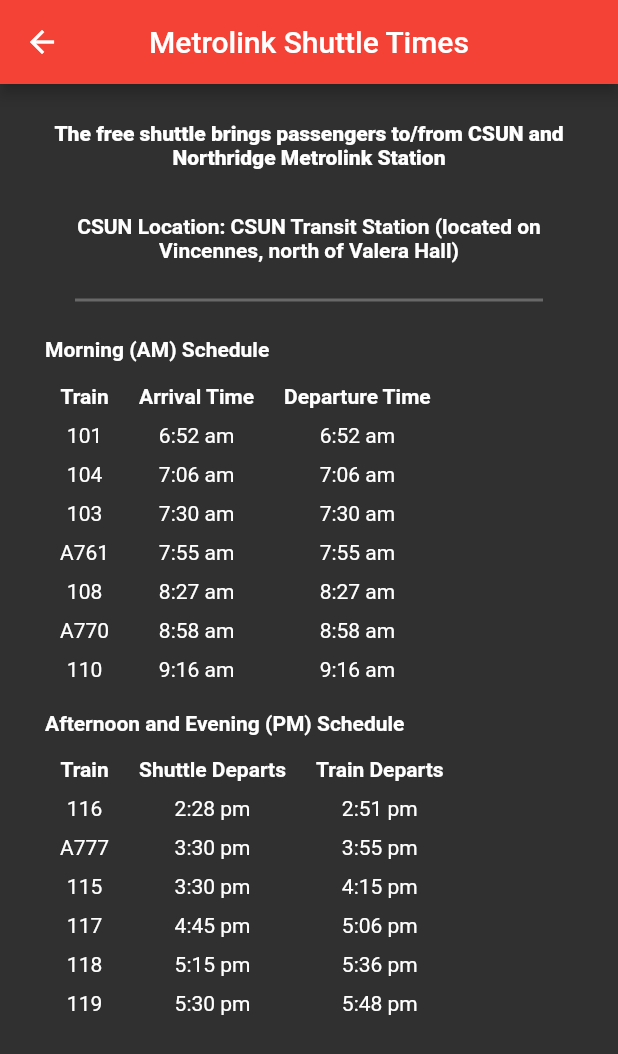
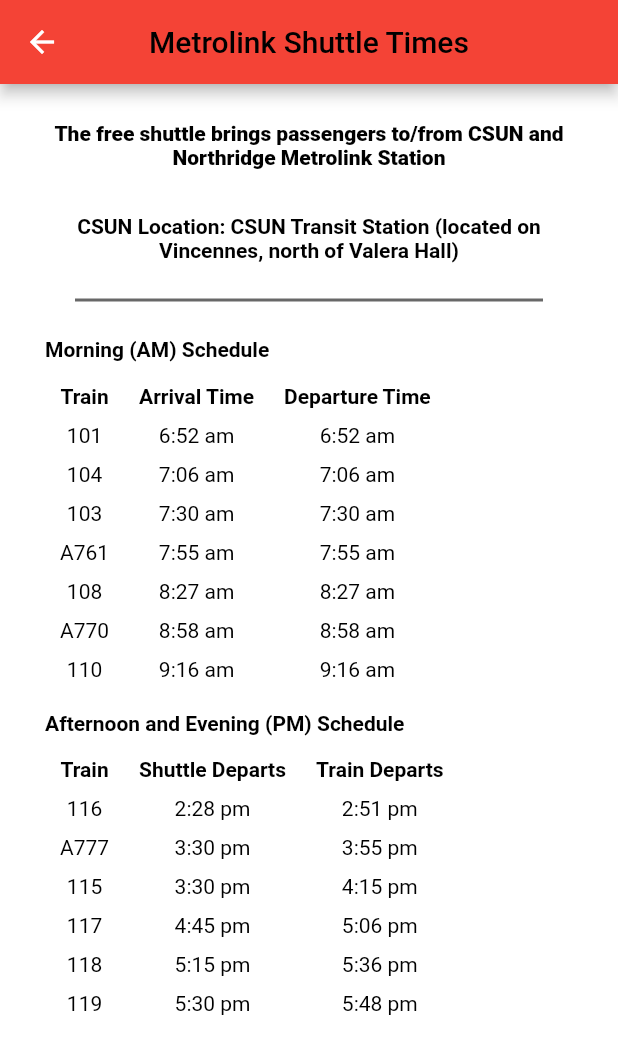
Before and after one commit to oscar72324/csun_user, a Flutter app: the Metro screen opened directly, on a phone screen of 412 x 824 dp. Shown: the top 1054 px of the screen. Run offline on Flutter 3.47's test engine with Material 2 defaults, Android fonts, the phone set to English and light mode, and no system bars; our stand-ins replace firebase_auth, firebase_core, firebase_database, fluttertoast, geolocator, google_maps_flutter and 1 more; missing offline and left inert: flutter_geofire, flutter_polyline_points; accounts and stored records are empty.

Commit message:
tracking and light/dark mode fix

```diff
--- a/lib/global/map_key.dart
+++ b/lib/global/map_key.dart
@@ -1 +1,2 @@
-String mapKey = "AIzaSyAKP50lI6GKeikGh7MgwHq0IHKmos2qjKQ";
+// String mapKey = "AIzaSyAKP50lI6GKeikGh7MgwHq0IHKmos2qjKQ";
+String mapKey = "AIzaSyDuZfXxFI7JK5jvxHJagAs_2rc2I3bYJaY";
--- a/lib/page/metro_bus.dart
+++ b/lib/page/metro_bus.dart
@@ -1,19 +1,22 @@
 import 'package:flutter/material.dart';
+
+import '../global/global.dart';
 
 class Metro extends StatelessWidget{
   Widget build(BuildContext context) => Scaffold(
     appBar: AppBar(
-      title: Text("Metrolink Shuttle Times"),
+      title: Text("Metrolink Shuttle Times", style: TextStyle(color: appThemeBrightness == Brightness.dark ? Colors.white : Colors.black)),
       centerTitle: true,
       backgroundColor: Colors.red,
     ),
+    body: Scaffold(
+      backgroundColor: appThemeBrightness == Brightness.dark ? Colors.black : Colors.white,
       body: Column(
         mainAxisAlignment: MainAxisAlignment.start,
         crossAxisAlignment: CrossAxisAlignment.start,
         children: [
-        Container(
-          child: const Padding(
-            padding: EdgeInsets.only(
+          Padding(
+            padding: const EdgeInsets.only(
               top: 25,
               right: 30,
               left: 30,
@@ -21,14 +24,12 @@
             ),
             child: Text(
               "The free shuttle brings passengers to/from CSUN and Northridge Metrolink Station",
-              style: TextStyle(fontWeight: FontWeight.w800),
+              style: TextStyle(fontWeight: FontWeight.w800, color: appThemeBrightness == Brightness.dark ? Colors.white : Colors.black),
               textAlign: TextAlign.center,
             ),
           ),
-        ),
-        Container(
-          child: const Padding(
-            padding: EdgeInsets.only(
+          Padding(
+            padding: const EdgeInsets.only(
               top: 30,
               left: 30,
               right: 30,
@@ -38,9 +39,9 @@
               "CSUN Location: CSUN Transit Station (located on Vincennes, north of Valera Hall)",
               style: TextStyle(
                 fontWeight: FontWeight.w700,
+                color: appThemeBrightness == Brightness.dark ? Colors.white : Colors.black
               ),
               textAlign: TextAlign.center,
-            ),
             ),
           ),
           const Divider(
@@ -66,9 +67,8 @@
           //     ),
           //   ),
           // ),
-        Container(
-          child: const Padding(
-            padding: EdgeInsets.only(
+          Padding(
+            padding: const EdgeInsets.only(
               top: 10,
               right: 30,
               left: 30,
@@ -78,18 +78,15 @@
               "Morning (AM) Schedule",
             style: TextStyle(
               fontWeight: FontWeight.bold,
+              color: appThemeBrightness == Brightness.dark ? Colors.white : Colors.black
             ),
             textAlign: TextAlign.center,
             ),
           ),
-        ),
-        Container(
-          child: const SizedBox(
+          const SizedBox(
             height: 15,
           ),
-        ),
-        Container(
-          child: Padding(
+          Padding(
             padding: const EdgeInsets.only(
               top: 0,
               right: 40,
@@ -102,10 +99,11 @@
                   Column(
                     children: [
                       Container(
-                        child: const Text(
+                        child: Text(
                           "Train",
                           style: TextStyle(
                             fontWeight: FontWeight.w700,
+                            color: appThemeBrightness == Brightness.dark ? Colors.white : Colors.black
                           ),
                         ),
                       ),
@@ -114,58 +112,51 @@
                         height: 10,
                       ),
 
-                      Container(
-                        child: const Text(
+                      Text(
                         "101",
-                        ),
+                        style: TextStyle(color: appThemeBrightness == Brightness.dark ? Colors.white : Colors.black)
                       ),
                       const SizedBox(
                         height: 10,
                       ),
-                      Container(
-                        child: const Text(
+                      Text(
                         "104",
-                        ),
+                        style: TextStyle(color: appThemeBrightness == Brightness.dark ? Colors.white : Colors.black)
                       ),
                       const SizedBox(
                         height: 10,
                       ),
-                      Container(
-                        child: const Text(
+                      Text(
                         "103",
-                        ),
+                        style: TextStyle(color: appThemeBrightness == Brightness.dark ? Colors.white : Colors.black)
                       ),
                       const SizedBox(
                         height: 10,
                       ),
-                      Container(
-                        child: const Text(
+                      Text(
                         "A761",
-                        ),
+                        style: TextStyle(color: appThemeBrightness == Brightness.dark ? Colors.white : Colors.black)
                       ),
                       const SizedBox(
                         height: 10,
                       ),
-                      Container(
-                        child: const Text(
+                      Text(
                         "108",
-                        ),
+                        style: TextStyle(color: appThemeBrightness == Brightness.dark ? Colors.white : Colors.black)
                       ),
                       const SizedBox(
                         height: 10,
                       ),
-                      Container(
-                        child: const Text(
+                      Text(
                         "A770",
-                        ),
+                        style: TextStyle(color: appThemeBrightness == Brightness.dark ? Colors.white : Colors.black)
                       ),
                       const SizedBox(
                         height: 10,
                       ),
-                      Container(
-                        child: const Text(
+                      Text(
                         "110",
-                        ),
+                        style: TextStyle(color: appThemeBrightness == Brightness.dark ? Colors.white : Colors.black)
                       ),
                     ],
                   ),
@@ -177,10 +168,11 @@
                   Column(
                     children: [
                       Container(
-                        child: const Text(
+                        child: Text(
                           "Arrival Time",
                           style: TextStyle(
                             fontWeight: FontWeight.w700,
+                            color: appThemeBrightness == Brightness.dark ? Colors.white : Colors.black
                           ),
                         ),
                       ),
@@ -189,58 +181,51 @@
                         height: 10,
                       ),
 
-                      Container(
-                        child: const Text(
+                      Text(
                         "6:52 am",
-                        ),
+                        style: TextStyle(color: appThemeBrightness == Brightness.dark ? Colors.white : Colors.black)
                       ),
                       const SizedBox(
                         height: 10,
                       ),
-                      Container(
-                        child: const Text(
+                      Text(
                         "7:06 am",
-                        ),
+                        style: TextStyle(color: appThemeBrightness == Brightness.dark ? Colors.white : Colors.black)
                       ),
                       const SizedBox(
                         height: 10,
                       ),
-                      Container(
-                        child: const Text(
+                      Text(
                         "7:30 am",
-                        ),
+                        style: TextStyle(color: appThemeBrightness == Brightness.dark ? Colors.white : Colors.black)
                       ),
                       const SizedBox(
                         height: 10,
                       ),
-                      Container(
-                        child: const Text(
+                      Text(
                         "7:55 am",
-                        ),
+                        style: TextStyle(color: appThemeBrightness == Brightness.dark ? Colors.white : Colors.black)
                       ),
                       const SizedBox(
                         height: 10,
                       ),
-                      Container(
-                        child: const Text(
+                      Text(
                         "8:27 am",
-                        ),
+                        style: TextStyle(color: appThemeBrightness == Brightness.dark ? Colors.white : Colors.black)
                       ),
                       const SizedBox(
                         height: 10,
                       ),
-                      Container(
-                        child: const Text(
+                      Text(
                         "8:58 am",
-                        ),
+                        style: TextStyle(color: appThemeBrightness == Brightness.dark ? Colors.white : Colors.black)
                       ),
                       const SizedBox(
                         height: 10,
                       ),
-                      Container(
-                        child: const Text(
+                      Text(
                         "9:16 am",
-                        ),
+                        style: TextStyle(color: appThemeBrightness == Brightness.dark ? Colors.white : Colors.black)
                       ),
                     ],
                   ),
@@ -252,10 +237,11 @@
                   Column(
                     children: [
                       Container(
-                        child: const Text(
+                        child: Text(
                           "Departure Time",
                           style: TextStyle(
                             fontWeight: FontWeight.w700,
+                            color: appThemeBrightness == Brightness.dark ? Colors.white : Colors.black
                           ),
                         ),
                       ),
@@ -264,63 +250,55 @@
                         height: 10,
                       ),
 
-                      Container(
-                        child: const Text(
+                      Text(
                         "6:52 am",
-                        ),
+                        style: TextStyle(color: appThemeBrightness == Brightness.dark ? Colors.white : Colors.black)
                       ),
                       const SizedBox(
                         height: 10,
                       ),
-                      Container(
-                        child: const Text(
+                      Text(
                         "7:06 am",
-                        ),
+                        style: TextStyle(color: appThemeBrightness == Brightness.dark ? Colors.white : Colors.black)
                       ),
                       const SizedBox(
                         height: 10,
                       ),
-                      Container(
-                        child: const Text(
+                      Text(
                         "7:30 am",
-                        ),
+                        style: TextStyle(color: appThemeBrightness == Brightness.dark ? Colors.white : Colors.black)
                       ),
                       const SizedBox(
                         height: 10,
                       ),
-                      Container(
-                        child: const Text(
+                      Text(
                         "7:55 am",
-                        ),
+                        style: TextStyle(color: appThemeBrightness == Brightness.dark ? Colors.white : Colors.black)
                       ),
                       const SizedBox(
                         height: 10,
                       ),
-                      Container(
-                        child: const Text(
+                      Text(
                         "8:27 am",
-                        ),
+                        style: TextStyle(color: appThemeBrightness == Brightness.dark ? Colors.white : Colors.black)
                       ),
                       const SizedBox(
                         height: 10,
                       ),
-                      Container(
-                        child: const Text(
+                      Text(
                         "8:58 am",
-                        ),
+                        style: TextStyle(color: appThemeBrightness == Brightness.dark ? Colors.white : Colors.black)
                       ),
                       const SizedBox(
                         height: 10,
                       ),
-                      Container(
-                        child: const Text(
+                      Text(
                         "9:16 am",
-                        ),
+                        style: TextStyle(color: appThemeBrightness == Brightness.dark ? Colors.white : Colors.black)
                       ),
                     ],
                   ),
                 ],
-              ),
               ),
             ),
           ),
@@ -341,8 +319,8 @@
           //   ),
           // ),
           Container(
-          child: const Padding(
-            padding: EdgeInsets.only(
+            child: Padding(
+              padding: const EdgeInsets.only(
                 top: 20,
                 right: 30,
                 left: 30,
@@ -352,18 +330,16 @@
                 "Afternoon and Evening (PM) Schedule",
               style: TextStyle(
                 fontWeight: FontWeight.bold,
+                color: appThemeBrightness == Brightness.dark ? Colors.white : Colors.black
               ),
               textAlign: TextAlign.center,
               ),
             ),
           ),
-        Container(
-          child: const SizedBox(
+          const SizedBox(
             height: 15,
           ),
-        ),
-        Container(
-          child: Padding(
+          Padding(
             padding: const EdgeInsets.only(
               top: 0,
               right: 40,
@@ -376,10 +352,11 @@
                   Column(
                     children: [
                       Container(
-                        child: const Text(
+                        child: Text(
                           "Train",
                           style: TextStyle(
                             fontWeight: FontWeight.w700,
+                            color: appThemeBrightness == Brightness.dark ? Colors.white : Colors.black
                           ),
                         ),
                       ),
@@ -388,50 +365,44 @@
                         height: 10,
                       ),
 
-                      Container(
-                        child: const Text(
+                      Text(
                         "116",
-                        ),
+                        style: TextStyle(color: appThemeBrightness == Brightness.dark ? Colors.white : Colors.black)
                       ),
                       const SizedBox(
                         height: 10,
                       ),
-                      Container(
-                        child: const Text(
+                      Text(
                         "A777",
-                        ),
+                        style: TextStyle(color: appThemeBrightness == Brightness.dark ? Colors.white : Colors.black)
                       ),
                       const SizedBox(
                         height: 10,
                       ),
-                      Container(
-                        child: const Text(
+                      Text(
                         "115",
-                        ),
+                        style: TextStyle(color: appThemeBrightness == Brightness.dark ? Colors.white : Colors.black)
                       ),
                       const SizedBox(
                         height: 10,
                       ),
-                      Container(
-                        child: const Text(
+                      Text(
                         "117",
-                        ),
+                        style: TextStyle(color: appThemeBrightness == Brightness.dark ? Colors.white : Colors.black)
                       ),
                       const SizedBox(
                         height: 10,
                       ),
-                      Container(
-                        child: const Text(
+                      Text(
                         "118",
-                        ),
+                        style: TextStyle(color: appThemeBrightness == Brightness.dark ? Colors.white : Colors.black)
                       ),
                       const SizedBox(
                         height: 10,
                       ),
-                      Container(
-                        child: const Text(
+                      Text(
                         "119",
-                        ),
+                        style: TextStyle(color: appThemeBrightness == Brightness.dark ? Colors.white : Colors.black)
                       ),
                     ],
                   ),
@@ -443,10 +414,11 @@
                   Column(
                     children: [
                       Container(
-                        child: const Text(
+                        child: Text(
                           "Shuttle Departs",
                           style: TextStyle(
                             fontWeight: FontWeight.w700,
+                            color: appThemeBrightness == Brightness.dark ? Colors.white : Colors.black
                           ),
                         ),
                       ),
@@ -455,50 +427,44 @@
                         height: 10,
                       ),
 
-                      Container(
-                        child: const Text(
+                      Text(
                         "2:28 pm",
-                        ),
+                        style: TextStyle(color: appThemeBrightness == Brightness.dark ? Colors.white : Colors.black)
                       ),
                       const SizedBox(
                         height: 10,
                       ),
-                      Container(
-                        child: const Text(
+                      Text(
                         "3:30 pm",
-                        ),
+                        style: TextStyle(color: appThemeBrightness == Brightness.dark ? Colors.white : Colors.black)
                       ),
                       const SizedBox(
                         height: 10,
                       ),
-                      Container(
-                        child: const Text(
+                      Text(
                         "3:30 pm",
-                        ),
+                        style: TextStyle(color: appThemeBrightness == Brightness.dark ? Colors.white : Colors.black)
                       ),
                       const SizedBox(
                         height: 10,
                       ),
-                      Container(
-                        child: const Text(
+                      Text(
                         "4:45 pm",
-                        ),
+                        style: TextStyle(color: appThemeBrightness == Brightness.dark ? Colors.white : Colors.black)
                       ),
                       const SizedBox(
                         height: 10,
                       ),
-                      Container(
-                        child: const Text(
+                      Text(
                         "5:15 pm",
-                        ),
+                        style: TextStyle(color: appThemeBrightness == Brightness.dark ? Colors.white : Colors.black)
                       ),
                       const SizedBox(
                         height: 10,
                       ),
-                      Container(
-                        child: const Text(
+                      Text(
                         "5:30 pm",
-                        ),
+                        style: TextStyle(color: appThemeBrightness == Brightness.dark ? Colors.white : Colors.black)
                       ),
                     ],
                   ),
@@ -510,10 +476,11 @@
                   Column(
                     children: [
                       Container(
-                        child: const Text(
+                        child: Text(
                           "Train Departs",
                           style: TextStyle(
                             fontWeight: FontWeight.w700,
+                            color: appThemeBrightness == Brightness.dark ? Colors.white : Colors.black
                           ),
                         ),
                       ),
@@ -522,50 +489,44 @@
                         height: 10,
                       ),
 
-                      Container(
-                        child: const Text(
+                      Text(
                         "2:51 pm",
-                        ),
+                        style: TextStyle(color: appThemeBrightness == Brightness.dark ? Colors.white : Colors.black)
                       ),
                       const SizedBox(
                         height: 10,
                       ),
-                      Container(
-                        child: const Text(
+                      Text(
                         "3:55 pm",
-                        ),
+                        style: TextStyle(color: appThemeBrightness == Brightness.dark ? Colors.white : Colors.black)
                       ),
                       const SizedBox(
                         height: 10,
                       ),
-                      Container(
-                        child: const Text(
+                      Text(
                         "4:15 pm",
-                        ),
+                        style: TextStyle(color: appThemeBrightness == Brightness.dark ? Colors.white : Colors.black)
                       ),
                       const SizedBox(
                         height: 10,
                       ),
-                      Container(
-                        child: const Text(
+                      Text(
                         "5:06 pm",
-                        ),
+                        style: TextStyle(color: appThemeBrightness == Brightness.dark ? Colors.white : Colors.black)
                       ),
                       const SizedBox(
                         height: 10,
                       ),
-                      Container(
-                        child: const Text(
+                      Text(
                         "5:36 pm",
-                        ),
+                        style: TextStyle(color: appThemeBrightness == Brightness.dark ? Colors.white : Colors.black)
                       ),
                       const SizedBox(
                         height: 10,
                       ),
-                      Container(
-                        child: const Text(
+                      Text(
                         "5:48 pm",
-                        ),
+                        style: TextStyle(color: appThemeBrightness == Brightness.dark ? Colors.white : Colors.black)
                       ),
                     ],
                   ),
@@ -573,8 +534,8 @@
               ),
             ),
           ),
+        ],
       ),
-      ],
     ),
   );
 }
```
Also changed, not shown: lib/mainScreens/main_screen.dart (+65 -30 lines), lib/page/safety_escort.dart (+27 -36 lines), lib/page/security.dart (+19 -18 lines), lib/page/shuttle.dart (+31 -42 lines). Lines whose indentation alone changed are shown as unchanged.
